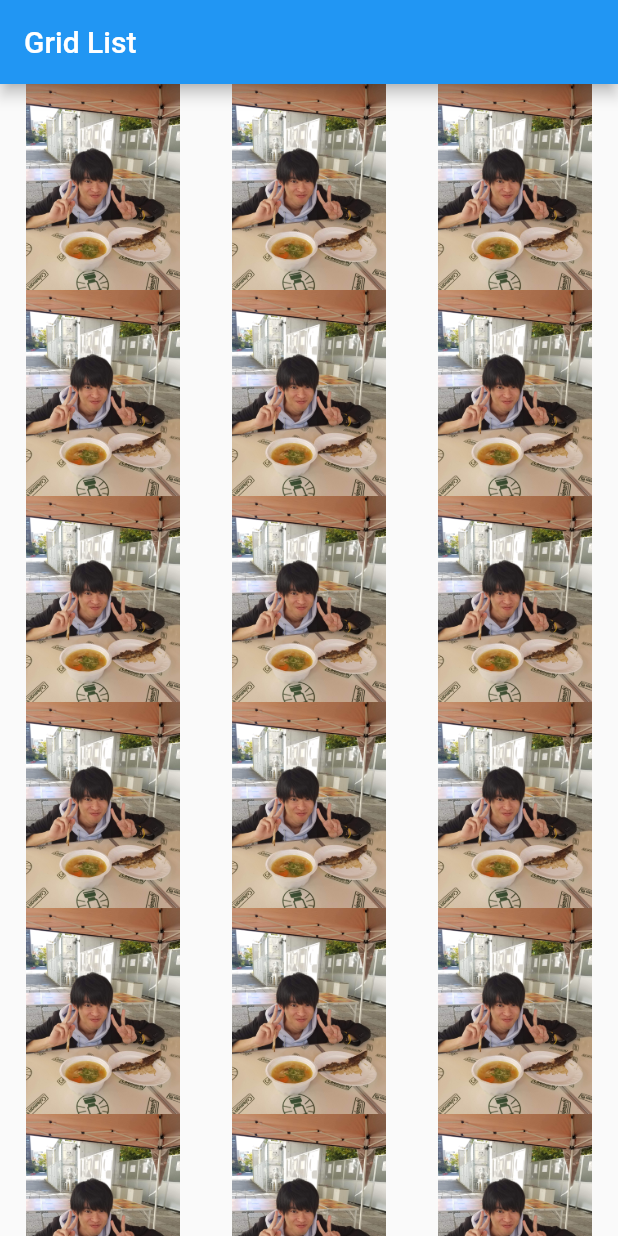
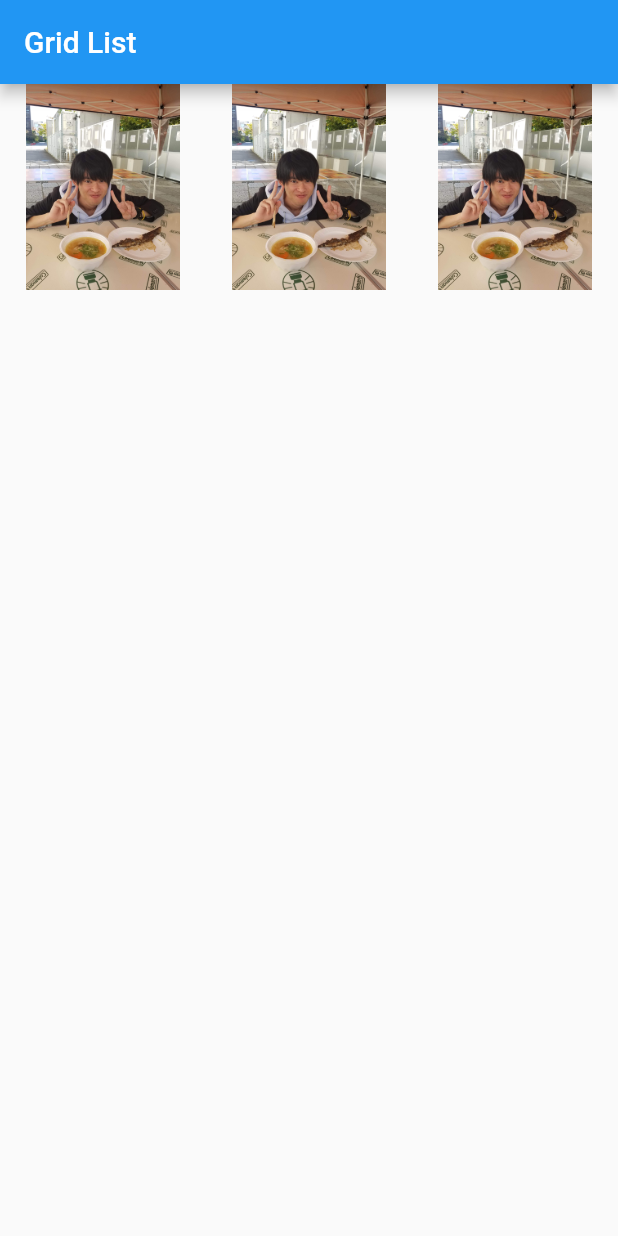
Before and after one commit to yossi1118n2/andy, a Flutter app: the screen it shows after launch, on a phone screen of 412 x 824 dp. Run offline on Flutter 3.47's test engine with Material 2 defaults, Android fonts, the phone set to English and light mode, and no system bars.

Commit message:
dastbranch initial commit

```diff
--- a/lib/main.dart
+++ b/lib/main.dart
@@ -28,7 +28,7 @@ class MyApp extends StatelessWidget {
         ),
         body: GridView.count(
           crossAxisCount:3,
-          children: List.generate(100,(index){
+          children: List.generate(3,(index){
             return Center(
               child: Image.asset('images/andy1.jpg'),
             );
```
